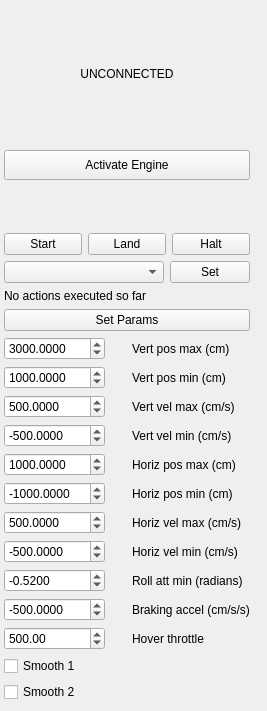
The window that src/ui/UASControl.ui (dricketts/apm_planner) describes before a commit, drawn with Qt 5.
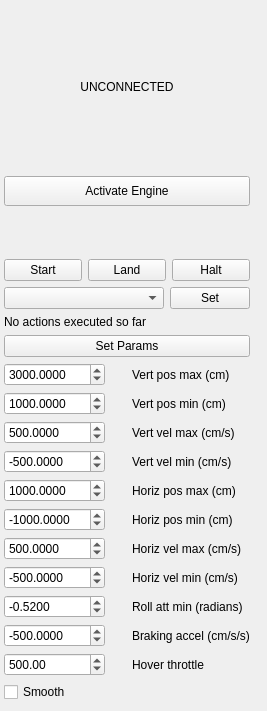
The same window after the commit. Icons and pictures are not drawn.

```diff
--- a/src/ui/UASControl.ui
+++ b/src/ui/UASControl.ui
@@ -34,7 +34,7 @@
   <property name="toolTip">
    <string>Control widget to send basic control actions to the micro air vehicle</string>
   </property>
-  <layout class="QGridLayout" name="gridLayout" rowstretch="5,0,0,0,0,0,0,0,0,0,0,0,0,0,0,0,0,0,0,0,0,0" columnstretch="5,0,0,0,0,0">
+  <layout class="QGridLayout" name="gridLayout" rowstretch="5,0,0,0,0,0,0,0,0,0,0,0,0,0,0,0,0,0,0,0,0" columnstretch="5,0,0,0,0,0">
    <property name="leftMargin">
     <number>4</number>
    </property>
@@ -213,7 +213,7 @@
      </property>
     </widget>
    </item>
-   <item row="21" column="1" colspan="4">
+   <item row="20" column="1" colspan="4">
     <spacer name="verticalSpacer_2">
      <property name="orientation">
       <enum>Qt::Vertical</enum>
@@ -540,14 +540,7 @@
    <item row="19" column="1">
     <widget class="QCheckBox" name="smooth1In">
      <property name="text">
-      <string>Smooth 1</string>
-     </property>
-    </widget>
-   </item>
-   <item row="20" column="1">
-    <widget class="QCheckBox" name="smooth2In">
-     <property name="text">
-      <string>Smooth 2</string>
+      <string>Smooth</string>
      </property>
     </widget>
    </item>
```
Left out of the diff: 2 changed lines with no effect on the pictures.
